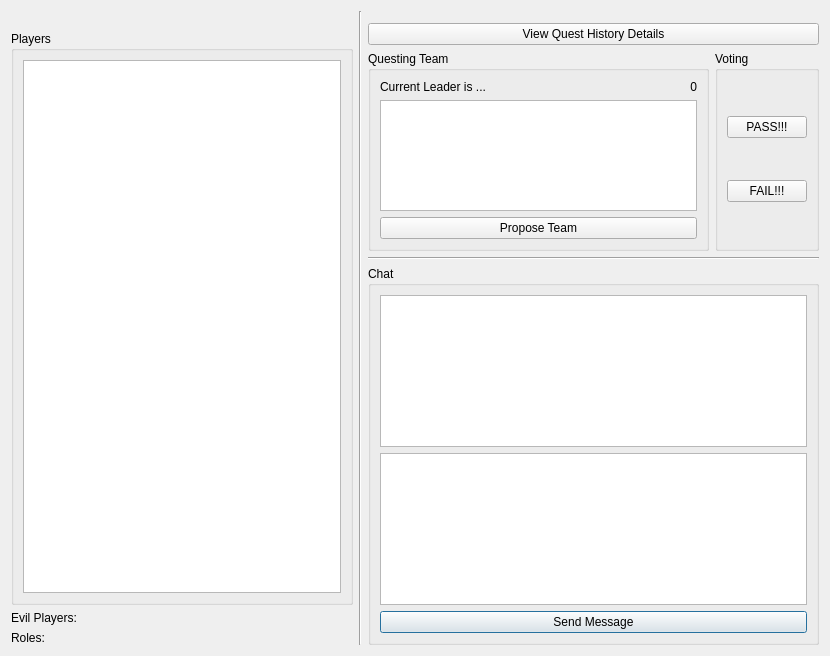
Before: the Qt Designer form src/gui/gamewindow.ui in JRandomHacker/CS429-Avalon, drawn with Qt 5.
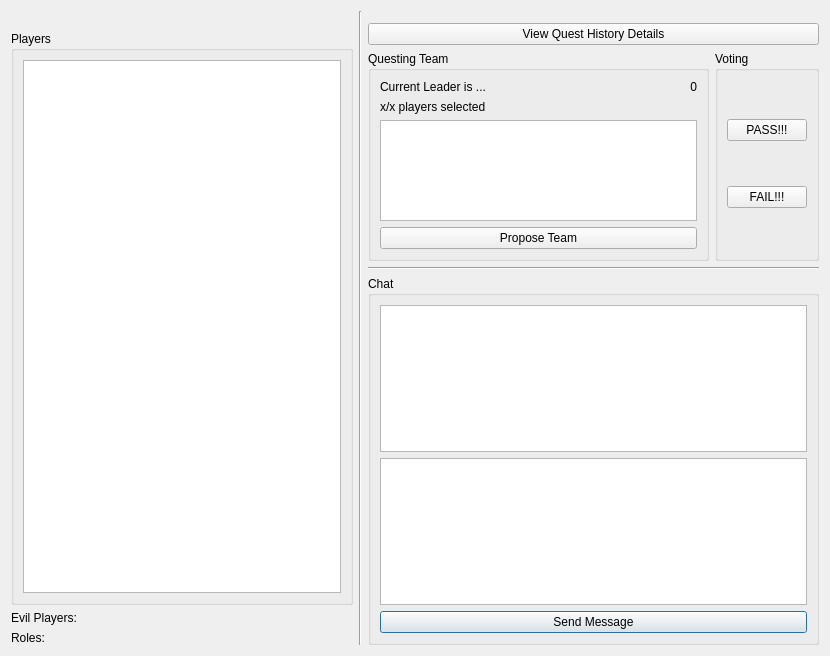
After: the same form once the commit is applied. Icons and pictures are not drawn.

Commit message: Added label for desired team size.  Also added more memory cleanup to gamewindow.

What changed in the file:
```diff
--- a/src/gui/gamewindow.ui
+++ b/src/gui/gamewindow.ui
@@ -53,23 +53,30 @@
           </item>
          </layout>
         </item>
-        <item row="1" column="0">
-         <widget class="QTableView" name="proposeTeamList">
-          <property name="editTriggers">
-           <set>QAbstractItemView::NoEditTriggers</set>
-          </property>
-          <attribute name="verticalHeaderVisible">
-           <bool>false</bool>
-          </attribute>
-         </widget>
-        </item>
-        <item row="2" column="0">
+        <item row="3" column="0">
          <widget class="QPushButton" name="proposeTeamButton">
           <property name="text">
            <string>Propose Team</string>
           </property>
          </widget>
         </item>
+        <item row="2" column="0">
+         <widget class="QTableView" name="proposeTeamList">
+          <property name="editTriggers">
+           <set>QAbstractItemView::NoEditTriggers</set>
+          </property>
+          <attribute name="verticalHeaderVisible">
+           <bool>false</bool>
+          </attribute>
+         </widget>
+        </item>
+        <item row="1" column="0">
+         <widget class="QLabel" name="teamSizeLabel">
+          <property name="text">
+           <string>x/x players selected</string>
+          </property>
+         </widget>
+        </item>
        </layout>
       </widget>
      </item>
```
Left out of the diff: 1 changed line with no effect on the pictures. The commit also changes 1 other file.
